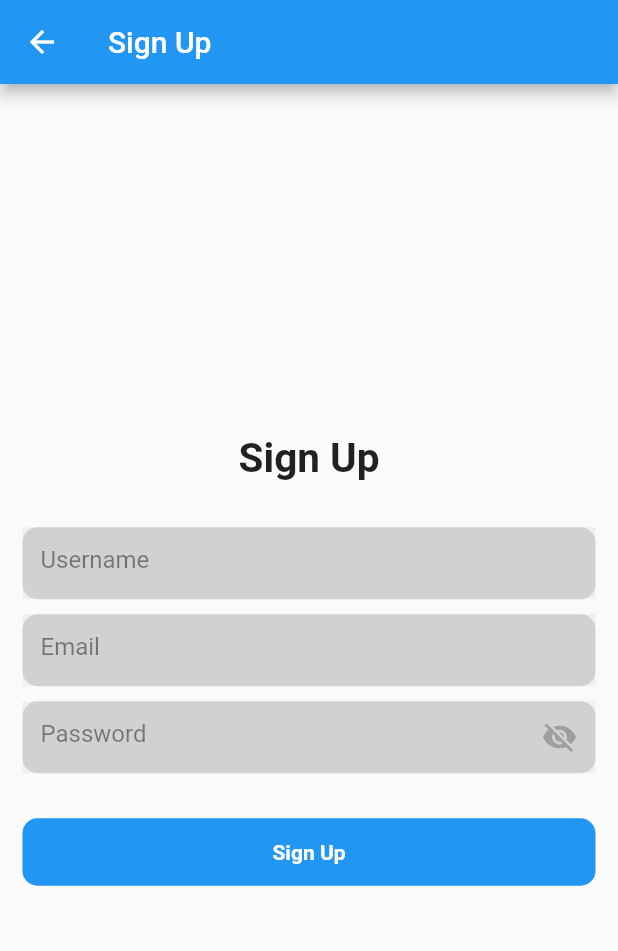
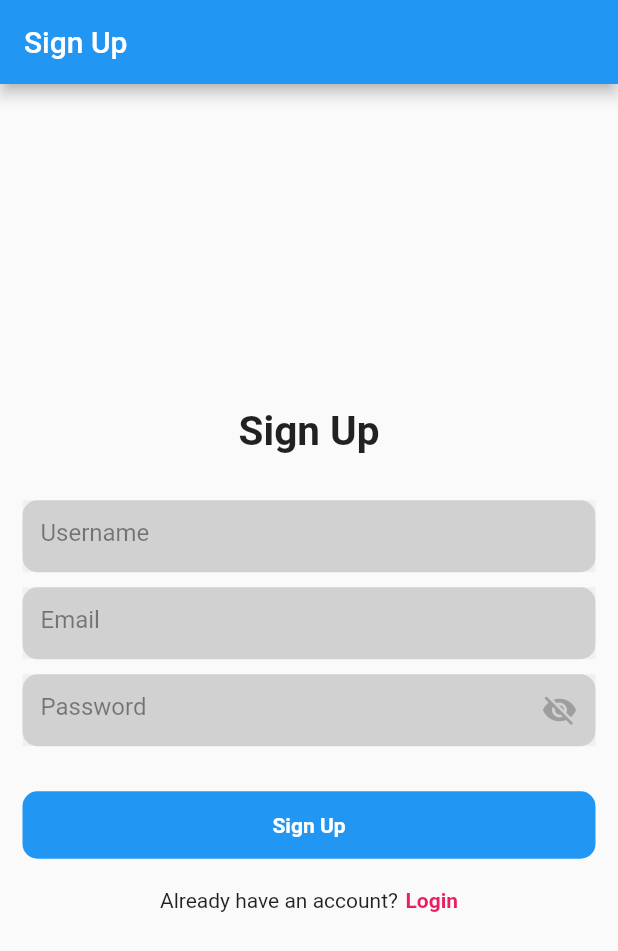
Before and after one commit to wikispiders/trivia-goat, a Flutter app: the screen it shows after launch, after a tap on "Sign Up", on a phone screen of 412 x 824 dp. Shown: the top 951 px of the screen. Run offline on Flutter 3.47's test engine with Material 2 defaults, Android fonts, the phone set to English and light mode, and no system bars; our stand-ins replace firebase_core; accounts and stored records are empty.

Commit message:
le agregamos rosa

```diff
--- a/lib/features/user_auth/presentation/pages/login_page.dart
+++ b/lib/features/user_auth/presentation/pages/login_page.dart
@@ -40,7 +40,7 @@ class LoginPage extends StatelessWidget {
                   width: double.infinity,
                   height: 45,
                   decoration: BoxDecoration(
-                    color: Colors.blue,
+                    color: Colors.pink,
                     borderRadius: BorderRadius.circular(10),
                   ),
                   child: Center(
@@ -55,9 +55,9 @@ class LoginPage extends StatelessWidget {
                   SizedBox(width: 5,),
                   GestureDetector(
                     onTap: () {
-                      Navigator.push(context, MaterialPageRoute(builder: (context) => SignUpPage()));
+                      Navigator.pushAndRemoveUntil(context, MaterialPageRoute(builder: (context) => SignUpPage()), (route) => false);
                     },
-                    child: Text("Sign Up", style: TextStyle(color: Colors.blue, fontWeight: FontWeight.bold))
+                    child: Text("Sign Up", style: TextStyle(color: Colors.pink, fontWeight: FontWeight.bold))
 
                   ),
                 ],
--- a/lib/features/user_auth/presentation/pages/signup_page.dart
+++ b/lib/features/user_auth/presentation/pages/signup_page.dart
@@ -1,4 +1,5 @@
 import 'package:flutter/material.dart';
+import 'package:frases_argentinas/features/user_auth/presentation/pages/login_page.dart';
 import 'package:frases_argentinas/features/user_auth/presentation/widgets/form_container_widget.dart';
 
 class SignUpPage extends StatelessWidget {
@@ -48,6 +49,21 @@ class SignUpPage extends StatelessWidget {
                   child: Text("Sign Up", style: TextStyle(color: Colors.white, fontWeight: FontWeight.bold),),
                 )
               ),
+              SizedBox(height: 20,),
+              Row(mainAxisAlignment: MainAxisAlignment.center,
+                children: [
+                  Text("Already have an account?"),
+                  SizedBox(width: 5,),
+                  GestureDetector(
+                    onTap: () {
+                      Navigator.pushAndRemoveUntil(context, MaterialPageRoute(builder: (context) => LoginPage()), (route) => false);
+                    },
+                    child: Text("Login", style: TextStyle(color: Colors.pink, fontWeight: FontWeight.bold))
+
+                  ),
+                ],
+
+              ),
 
             ],
           ),
--- a/lib/features/user_auth/presentation/widgets/form_container_widget.dart
+++ b/lib/features/user_auth/presentation/widgets/form_container_widget.dart
@@ -43,7 +43,7 @@ class _FormContainerWidgetState extends State<FormContainerWidget> {
         borderRadius: BorderRadius.circular(10),
       ),
       child: TextFormField(
-        style: TextStyle(color: Colors.blue),
+        style: TextStyle(color: Colors.pink),
         controller: widget.controller,
         keyboardType: widget.inputType,
         key: widget.fieldKey,
@@ -63,7 +63,7 @@ class _FormContainerWidgetState extends State<FormContainerWidget> {
               });
             },
             child:
-            widget.isPasswordField == true? Icon(_obscureText? Icons.visibility_off : Icons.visibility, color: _obscureText == false? Colors.blue : Colors.grey,) : SizedBox(),
+            widget.isPasswordField == true? Icon(_obscureText? Icons.visibility_off : Icons.visibility, color: _obscureText == false? Colors.pink : Colors.grey,) : SizedBox(),
           )
         ),
       )
```
